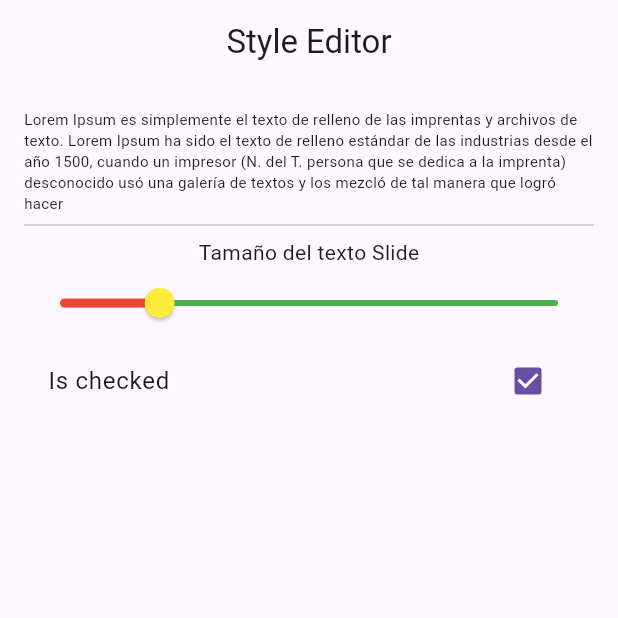
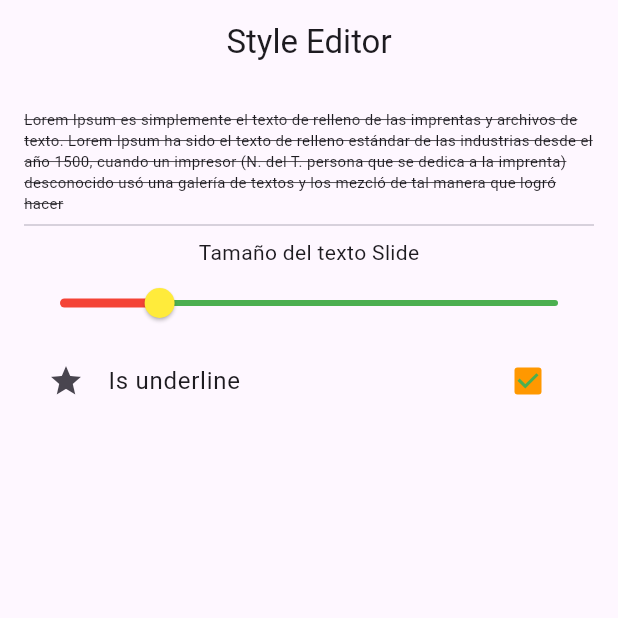
Before and after one commit to fr4nsgallegos/imcappg10, a Flutter app: the screen it shows after launch, on a phone screen of 412 x 824 dp, the top half of it. Run offline on Flutter 3.47's test engine with Material 3 defaults, Android fonts, the phone set to English and light mode, and no system bars.

```diff
--- a/lib/pages/home_page.dart
+++ b/lib/pages/home_page.dart
@@ -24,7 +24,13 @@ class _HomePageState extends State<HomePage> {
               children: [
                 Text(
                   "Lorem Ipsum es simplemente el texto de relleno de las imprentas y archivos de texto. Lorem Ipsum ha sido el texto de relleno estándar de las industrias desde el año 1500, cuando un impresor (N. del T. persona que se dedica a la imprenta) desconocido usó una galería de textos y los mezcló de tal manera que logró hacer",
-                  style: TextStyle(fontSize: textSize),
+                  style: TextStyle(
+                    fontSize: textSize,
+                    // decoration: TextDecoration.overline, //linea arriba
+                    // decoration: TextDecoration.underline, //linea abajo, subrayado
+                    decoration:
+                        TextDecoration.lineThrough, //línea al centro, tachado
+                  ),
                 ),
                 Divider(),
                 Text("Tamaño del texto Slide"),
@@ -42,8 +48,11 @@ class _HomePageState extends State<HomePage> {
                   },
                 ),
                 CheckboxListTile(
-                  title: Text("Is checked"),
+                  title: Text("Is underline"),
                   value: isChecked,
+                  activeColor: Colors.orange,
+                  checkColor: Colors.green,
+                  secondary: Icon(Icons.star),
                   onChanged: (juanito) {
                     isChecked = juanito;
                     setState(() {});
```
